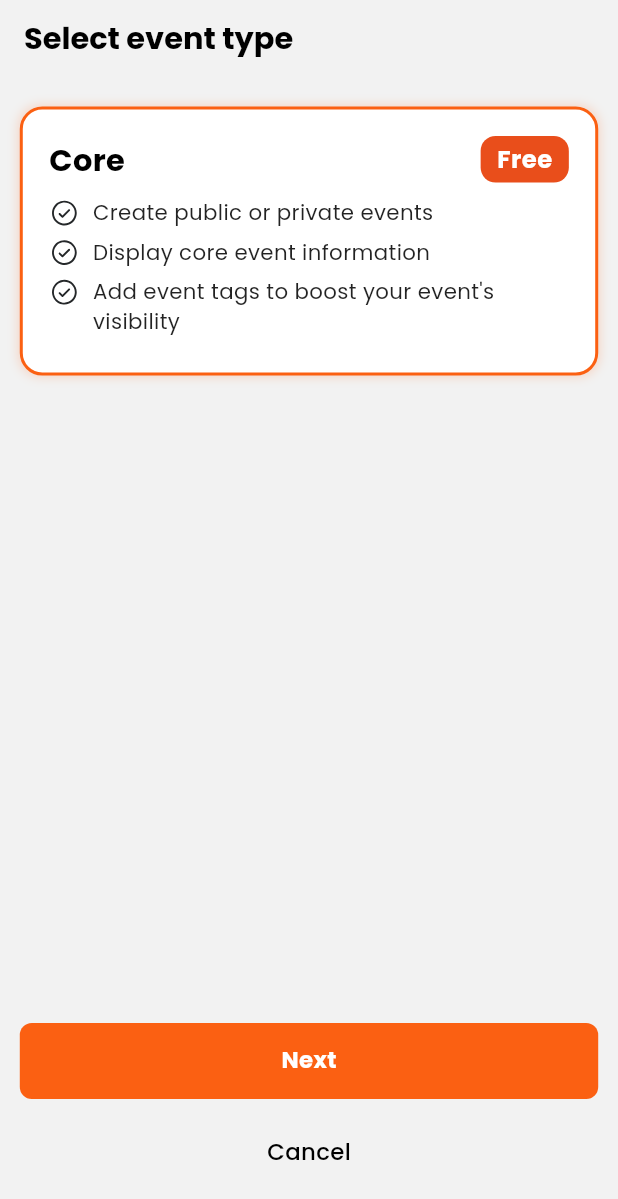
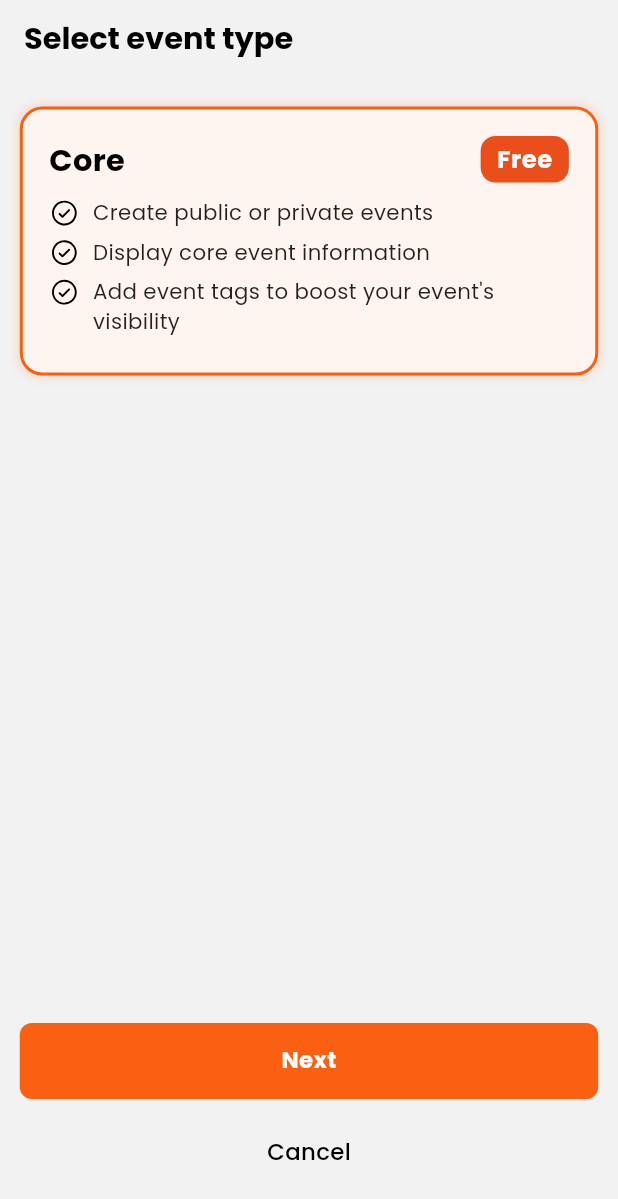
Before and after one commit to ModernChimsy/Scout, a Flutter app: the SelectEventView screen opened directly, on a phone screen of 412 x 824 dp. Shown: the top 1199 px of the screen. Run offline on Flutter 3.47's test engine with Material 3 defaults, Android fonts, the phone set to English and light mode, and no system bars; our stand-ins replace cached_network_image, dotted_border, firebase_auth, firebase_core, flutter_html, flutter_screenutil and 19 more; missing offline and left inert: flutter_location_search; accounts and stored records are empty; project files that could hold a hidden picture were left out.

Commit message:
🧩 Create Event New Screen to Match the Figma Designs
- add colors to the card

```diff
--- a/lib/uitilies/app_colors.dart
+++ b/lib/uitilies/app_colors.dart
@@ -14,7 +14,13 @@ class AppColors {
   static Color cardBackgroundLight = const Color(0xFFF4F4F4);
   static Color cardBackgroundDark = const Color(0xFF25282A);
 
-  /// Category Chip Colors Start: --------------------------------------------------------------------------------------------------------------------
+  /// Event Create:
+  static Color unselectedDarkCardBg = const Color(0x804B5155);
+  static Color selectedDarkCardBg = const Color(0x99742802);
+  static Color unselectedLightCardBg =  const Color(0xFFFFFFFF);
+  static Color selectedLightCardBg = const Color(0xFFFFF5F0);
+
+  /// Category Chip Colors Start:
   /// Nightlife
   static Color nightlifeLight = const Color(0xffcfd6fe);
   static Color nightlifeDark = const Color(0xFF1E1BA9);
--- a/lib/view/create_event/select_event_view.dart
+++ b/lib/view/create_event/select_event_view.dart
@@ -39,7 +39,12 @@ class _SelectEventViewState extends State<SelectEventView> {
   Widget _buildEventOption({required EventType type, required String title, required String price, required List<String> features}) {
     final isSelected = _selectedEventType == type;
 
-    final Color cardColor = isDarkMode ? AppColors.cardBackgroundDark : Colors.white;
+    final Color cardColor;
+    if (isDarkMode) {
+      cardColor = isSelected ? AppColors.selectedDarkCardBg : AppColors.unselectedDarkCardBg;
+    } else {
+      cardColor = isSelected ? AppColors.selectedLightCardBg : AppColors.unselectedLightCardBg;
+    }
 
     final Color unselectedBorderColor = isDarkMode ? Colors.grey.shade700 : Colors.grey.shade400;
     final Color borderColor = isSelected ? AppColors.btnColor : unselectedBorderColor;
@@ -48,9 +53,6 @@ class _SelectEventViewState extends State<SelectEventView> {
 
     final Color corePriceBgColor = Color(0xFFE94E1B);
     final Color priceBgColor = type == EventType.core ? corePriceBgColor : AppColors.btnColor;
-
-    final Color selectedDarkCardColor = Color(0xFF333333);
-    final Color finalCardColor = isSelected && isDarkMode ? selectedDarkCardColor : cardColor;
 
     return GestureDetector(
       onTap: () {
@@ -62,7 +64,7 @@ class _SelectEventViewState extends State<SelectEventView> {
         margin: EdgeInsets.only(bottom: 20.h),
         padding: EdgeInsets.all(16.w),
         decoration: BoxDecoration(
-          color: finalCardColor,
+          color: cardColor,
           borderRadius: BorderRadius.circular(15),
           border: Border.all(color: isSelected ? AppColors.btnColor : unselectedBorderColor, width: isSelected ? 2.0 : 1.0),
           boxShadow: isSelected && !isDarkMode ? [BoxShadow(color: AppColors.btnColor.withOpacity(0.2), blurRadius: 5, spreadRadius: 1)] : null,
@@ -90,12 +92,14 @@ class _SelectEventViewState extends State<SelectEventView> {
   }
 
   Widget _buildFeatureRow(String text, Color color) {
+    final Color svgColor = isDarkMode ? Colors.white : Colors.black;
+
     return Padding(
       padding: EdgeInsets.only(bottom: 6.h),
       child: Row(
         crossAxisAlignment: CrossAxisAlignment.start,
         children: [
-          SvgPicture.asset(checkMarkPath, height: 20.h),
+          SvgPicture.asset(checkMarkPath, height: 20.h, colorFilter: ColorFilter.mode(svgColor, BlendMode.srcIn)),
           SizedBox(width: 8.w),
           Expanded(
             child: CustomText(
```
